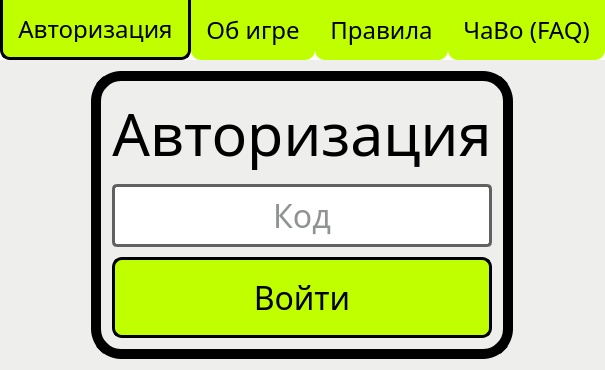
Old version of the form forms/authwindow.ui in the repository FloppedWaffle/EconomicGameCardClient.
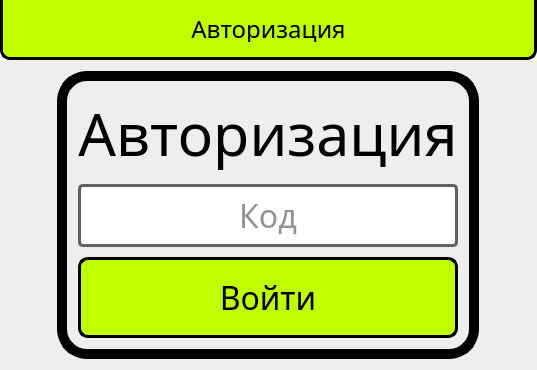
New version of the form.

Patch:
```diff
--- a/forms/authwindow.ui
+++ b/forms/authwindow.ui
@@ -147,66 +147,6 @@
          </property>
         </widget>
        </item>
-       <item>
-        <widget class="QPushButton" name="navAboutButton">
-         <property name="sizePolicy">
-          <sizepolicy hsizetype="Minimum" vsizetype="Expanding">
-           <horstretch>0</horstretch>
-           <verstretch>0</verstretch>
-          </sizepolicy>
-         </property>
-         <property name="font">
-          <font>
-           <family>Fira Sans Condensed</family>
-           <pointsize>18</pointsize>
-          </font>
-         </property>
-         <property name="styleSheet">
-          <string notr="true"/>
-         </property>
-         <property name="text">
-          <string>Об игре</string>
-         </property>
-        </widget>
-       </item>
-       <item>
-        <widget class="QPushButton" name="navRulesButton">
-         <property name="sizePolicy">
-          <sizepolicy hsizetype="Minimum" vsizetype="Expanding">
-           <horstretch>0</horstretch>
-           <verstretch>0</verstretch>
-          </sizepolicy>
-         </property>
-         <property name="font">
-          <font>
-           <family>Fira Sans Condensed</family>
-           <pointsize>18</pointsize>
-          </font>
-         </property>
-         <property name="text">
-          <string>Правила</string>
-         </property>
-        </widget>
-       </item>
-       <item>
-        <widget class="QPushButton" name="navFaqButton">
-         <property name="sizePolicy">
-          <sizepolicy hsizetype="Minimum" vsizetype="Expanding">
-           <horstretch>0</horstretch>
-           <verstretch>0</verstretch>
-          </sizepolicy>
-         </property>
-         <property name="font">
-          <font>
-           <family>Fira Sans Condensed</family>
-           <pointsize>18</pointsize>
-          </font>
-         </property>
-         <property name="text">
-          <string>ЧаВо (FAQ)</string>
-         </property>
-        </widget>
-       </item>
       </layout>
      </widget>
     </item>
```
